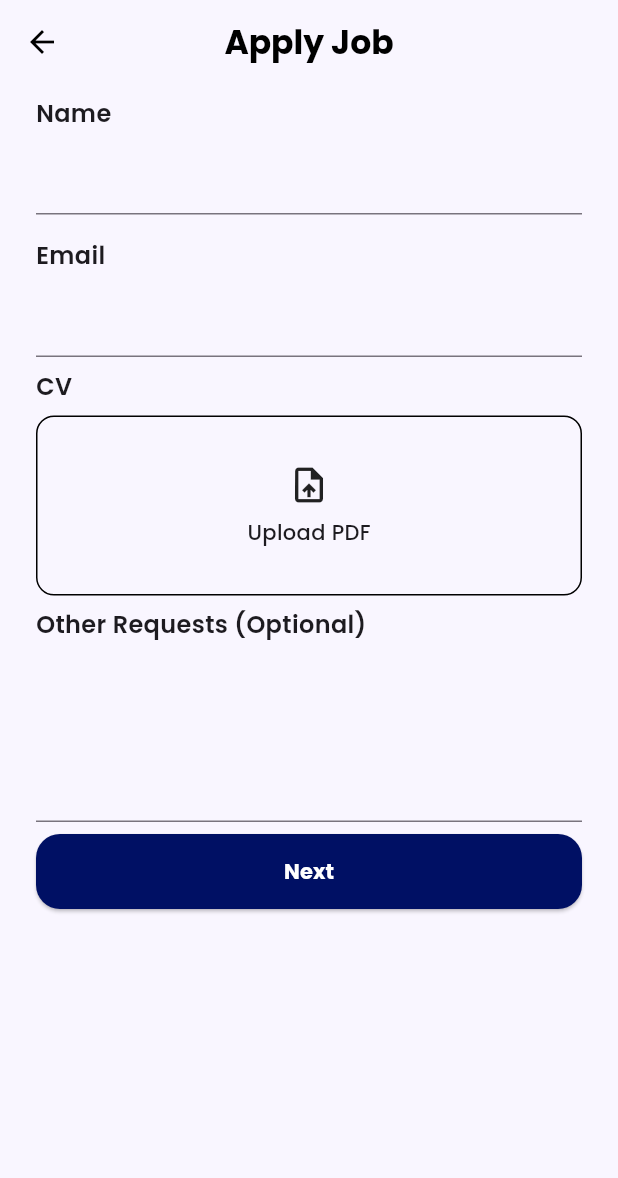
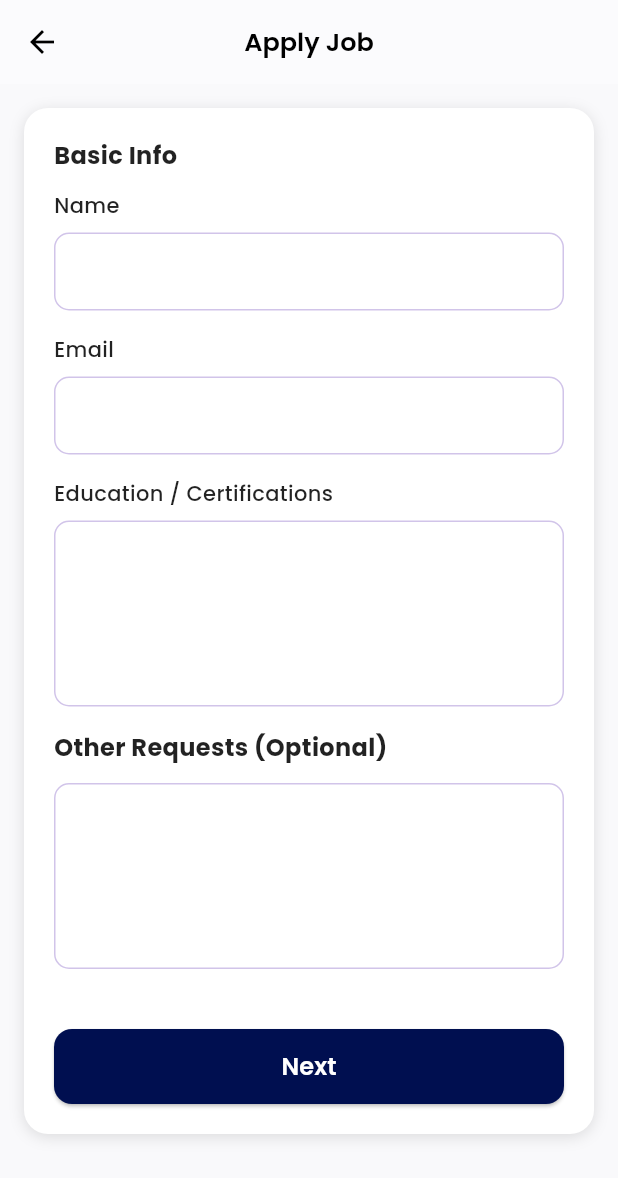
Before and after one commit to nypoclary/easy_hire, a Flutter app: the JobApplyScreen screen opened by its route, on a phone screen of 412 x 824 dp. Shown: the top 1178 px of the screen. Run offline on Flutter 3.47's test engine with Material 3 defaults, Android fonts, the phone set to English and light mode, and no system bars; our stand-ins replace dio, firebase_core, flutter_riverpod, go_router, google_fonts, google_sign_in; accounts and stored records are empty.

Commit message:
job_apply UI fix

```diff
--- a/lib/features/job_apply/view/job_apply_screen.dart
+++ b/lib/features/job_apply/view/job_apply_screen.dart
@@ -1,5 +1,6 @@
 import 'package:flutter/material.dart';
 import 'package:go_router/go_router.dart';
+import 'package:easy_hire/core/app_theme.dart';
 
 class JobApplyScreen extends StatefulWidget {
   const JobApplyScreen({super.key});
@@ -12,12 +13,21 @@ class _JobApplyScreenState extends State<JobApplyScreen> {
   final _formKey = GlobalKey<FormState>();
   final _nameController = TextEditingController();
   final _emailController = TextEditingController();
+  final _educationController = TextEditingController();
   final _otherRequestController = TextEditingController();
+
+  final Color lightPurple = const Color(0xFFD1C4E9);
+
+  final _border = OutlineInputBorder(
+    borderRadius: BorderRadius.circular(10),
+    borderSide: const BorderSide(color: Color(0xFFD1C4E9)),
+  );
 
   @override
   void dispose() {
     _nameController.dispose();
     _emailController.dispose();
+    _educationController.dispose();
     _otherRequestController.dispose();
     super.dispose();
   }
@@ -25,37 +35,48 @@ class _JobApplyScreenState extends State<JobApplyScreen> {
   @override
   Widget build(BuildContext context) {
     return Scaffold(
-      backgroundColor: const Color(0xFFF9F6FF),
+      backgroundColor: const Color(0xFFF9F9FB),
       appBar: AppBar(
-        backgroundColor: Colors.transparent,
-        elevation: 0,
+        backgroundColor: Colors.white,
+        centerTitle: true,
+        elevation: 0.5,
+        title: const Text(
+          'Apply Job',
+          style: TextStyle(
+              fontSize: 17, fontWeight: FontWeight.w600, color: Colors.black),
+        ),
         leading: IconButton(
           icon: const Icon(Icons.arrow_back, color: Colors.black),
           onPressed: () => context.pop(),
         ),
-        title: const Text(
-          'Apply Job',
-          style: TextStyle(color: Colors.black, fontWeight: FontWeight.bold),
-        ),
-        centerTitle: true,
       ),
-      body: SafeArea(
-        child: Padding(
-          padding: const EdgeInsets.symmetric(
-              horizontal: 24), // ✅ only vertical padding
-          child: Form(
-            key: _formKey,
-            child: ListView(
+      body: SingleChildScrollView(
+        padding: const EdgeInsets.all(16),
+        child: Form(
+          key: _formKey,
+          child: Container(
+            padding: const EdgeInsets.all(20),
+            decoration: BoxDecoration(
+              color: Colors.white,
+              borderRadius: BorderRadius.circular(16),
+              boxShadow: const [
+                BoxShadow(
+                    color: Colors.black12, blurRadius: 8, offset: Offset(0, 2))
+              ],
+            ),
+            child: Column(
+              crossAxisAlignment: CrossAxisAlignment.start,
               children: [
-                _buildTextField(_nameController, label: 'Name'),
-                _buildTextField(_emailController, label: 'Email'),
-                _buildUploadPdfSection(),
-                _buildTextField(
-                  _otherRequestController,
-                  label: 'Other Requests (Optional)',
-                  maxLines: 4,
-                ),
-                _buildNextButton(),
+                _sectionHeader('Basic Info'),
+                _inputField('Name', controller: _nameController),
+                _inputField('Email', controller: _emailController),
+                _inputField('Education / Certifications',
+                    controller: _educationController, maxLines: 4),
+                _sectionHeader('Other Requests (Optional)'),
+                _inputField('',
+                    controller: _otherRequestController, maxLines: 4),
+                const SizedBox(height: 24),
+                _submitButton(),
               ],
             ),
           ),
@@ -64,78 +85,73 @@ class _JobApplyScreenState extends State<JobApplyScreen> {
     );
   }
 
-  Widget _buildTextField(
-    TextEditingController controller, {
-    required String label,
-    int maxLines = 1,
-    EdgeInsetsGeometry padding = const EdgeInsets.symmetric(vertical: 8),
-  }) {
+  Widget _sectionHeader(String text) => Padding(
+        padding: const EdgeInsets.only(bottom: 12),
+        child: Text(
+          text,
+          style: const TextStyle(
+              fontWeight: FontWeight.w700, fontSize: 16, color: Colors.black87),
+        ),
+      );
+
+  Widget _inputField(String label,
+      {required TextEditingController controller, int maxLines = 1}) {
     return Padding(
-      padding: padding,
+      padding: const EdgeInsets.only(bottom: 16),
       child: Column(
         crossAxisAlignment: CrossAxisAlignment.start,
         children: [
-          Text(
-            label,
-            style: const TextStyle(
-              fontWeight: FontWeight.w600,
-              fontSize: 16,
+          if (label.isNotEmpty)
+            Padding(
+              padding: const EdgeInsets.only(bottom: 8),
+              child: Text(
+                label,
+                style: const TextStyle(
+                    fontWeight: FontWeight.w500,
+                    fontSize: 14,
+                    color: Colors.black87),
+              ),
             ),
-          ),
-          const SizedBox(height: 8),
           TextFormField(
             controller: controller,
             maxLines: maxLines,
+            decoration: InputDecoration(
+              filled: true,
+              fillColor: Colors.white,
+              border: _border,
+              enabledBorder: _border,
+              focusedBorder: _border.copyWith(
+                borderSide: BorderSide(color: lightPurple, width: 2),
+              ),
+              contentPadding:
+                  const EdgeInsets.symmetric(horizontal: 16, vertical: 14),
+            ),
           ),
         ],
       ),
     );
   }
 
-  Widget _buildUploadPdfSection() {
-    return Column(
-      crossAxisAlignment: CrossAxisAlignment.start,
-      children: [
-        const Text('CV',
-            style: TextStyle(fontWeight: FontWeight.w600, fontSize: 16)),
-        const SizedBox(height: 8),
-        Container(
-          height: 120,
-          decoration: BoxDecoration(
-            border: Border.all(color: Colors.black),
-            borderRadius: BorderRadius.circular(12),
-          ),
-          child: Center(
-            child: Column(
-              mainAxisAlignment: MainAxisAlignment.center,
-              children: const [
-                Icon(Icons.upload_file, size: 28),
-                SizedBox(height: 8),
-                Text('Upload PDF',
-                    style: TextStyle(fontWeight: FontWeight.w500)),
-              ],
-            ),
-          ),
-        ),
-      ],
-    );
-  }
-
-  Widget _buildNextButton() {
+  Widget _submitButton() {
     return SizedBox(
       width: double.infinity,
       height: 50,
       child: ElevatedButton(
+        onPressed: () {
+          if (_formKey.currentState!.validate()) {
+            // TODO: Submit or go to next screen
+          }
+        },
         style: ElevatedButton.styleFrom(
-          backgroundColor: const Color(0xFF001064),
+          backgroundColor: AppTheme.primaryNavyBlue,
           shape:
-              RoundedRectangleBorder(borderRadius: BorderRadius.circular(16)),
+              RoundedRectangleBorder(borderRadius: BorderRadius.circular(12)),
         ),
-        onPressed: () {
-          // TODO: Handle navigation or validation
-        },
-        child: const Text('Next',
-            style: TextStyle(color: Colors.white, fontWeight: FontWeight.bold)),
+        child: const Text(
+          'Next',
+          style: TextStyle(
+              fontWeight: FontWeight.w600, fontSize: 16, color: Colors.white),
+        ),
       ),
     );
   }
```
